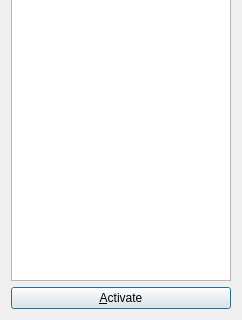
This is dialog.ui in shaan7/Kapotah as Qt 5 draws it before an edit; both pictures show x 0 to 242 and y 175 to 495 of the 242 by 495 pixel window. The edited form follows.
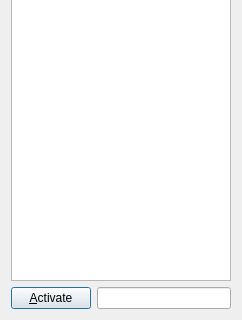
This is the edited form.

What changed in the file:
```diff
--- a/dialog.ui
+++ b/dialog.ui
@@ -14,7 +14,7 @@
    <string>Peers</string>
   </property>
   <layout class="QGridLayout" name="gridLayout">
-   <item row="0" column="0">
+   <item row="0" column="0" colspan="2">
     <widget class="QListWidget" name="peerList"/>
    </item>
    <item row="1" column="0">
@@ -24,6 +24,13 @@
      </property>
     </widget>
    </item>
+   <item row="1" column="1">
+    <widget class="QLineEdit" name="updateNumOfPeers">
+     <property name="readOnly">
+      <bool>true</bool>
+     </property>
+    </widget>
+   </item>
   </layout>
  </widget>
  <layoutdefault spacing="6" margin="11"/>
```
